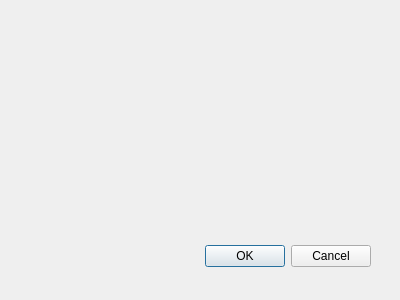
Marator2K07/LSTM_Text_Generator, file src/widgetpagesandbox/aboutlearningdatadialog.ui: the form before one commit.
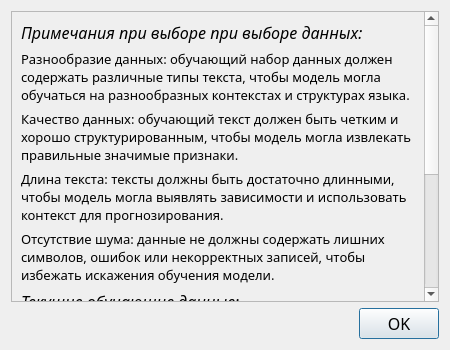
The form after the commit.

Commit message: Значительно отредактирован и дополнен дизайн виджета.

```diff
--- a/src/widgetpagesandbox/aboutlearningdatadialog.ui
+++ b/src/widgetpagesandbox/aboutlearningdatadialog.ui
@@ -8,29 +8,158 @@
    <rect>
     <x>0</x>
     <y>0</y>
-    <width>400</width>
-    <height>300</height>
+    <width>450</width>
+    <height>350</height>
    </rect>
   </property>
+  <property name="font">
+   <font>
+    <family>Segoe UI Light</family>
+    <pointsize>12</pointsize>
+   </font>
+  </property>
   <property name="windowTitle">
    <string>Dialog</string>
   </property>
-  <widget name="buttonBox" class="QDialogButtonBox">
-   <property name="geometry">
-    <rect>
-     <x>30</x>
-     <y>240</y>
-     <width>341</width>
-     <height>32</height>
-    </rect>
-   </property>
-   <property name="orientation">
-    <enum>Qt::Horizontal</enum>
-   </property>
-   <property name="standardButtons">
-    <set>QDialogButtonBox::Cancel|QDialogButtonBox::Ok</set>
-   </property>
-  </widget>
+  <layout class="QVBoxLayout" name="verticalLayout">
+   <item>
+    <widget class="QScrollArea" name="scrollArea">
+     <property name="widgetResizable">
+      <bool>true</bool>
+     </property>
+     <widget class="QWidget" name="scrollAreaWidgetContents">
+      <property name="geometry">
+       <rect>
+        <x>0</x>
+        <y>-135</y>
+        <width>413</width>
+        <height>492</height>
+       </rect>
+      </property>
+      <layout class="QVBoxLayout" name="verticalLayout_2">
+       <item>
+        <widget class="QLabel" name="notesOnSelectionHeaderLabel">
+         <property name="font">
+          <font>
+           <family>Segoe UI Light</family>
+           <pointsize>12</pointsize>
+           <italic>true</italic>
+          </font>
+         </property>
+         <property name="text">
+          <string>Примечания при выборе при выборе данных: </string>
+         </property>
+        </widget>
+       </item>
+       <item>
+        <widget class="QLabel" name="noteOnSelectionInfo1Label">
+         <property name="font">
+          <font>
+           <family>Segoe UI Light</family>
+           <pointsize>10</pointsize>
+          </font>
+         </property>
+         <property name="text">
+          <string>Разнообразие данных: обучающий набор данных должен содержать различные типы текста, чтобы модель могла обучаться на разнообразных контекстах и структурах языка.</string>
+         </property>
+         <property name="wordWrap">
+          <bool>true</bool>
+         </property>
+        </widget>
+       </item>
+       <item>
+        <widget class="QLabel" name="noteOnSelectionInfo2Label">
+         <property name="font">
+          <font>
+           <family>Segoe UI Light</family>
+           <pointsize>10</pointsize>
+          </font>
+         </property>
+         <property name="text">
+          <string>Качество данных: обучающий текст должен быть четким и хорошо структурированным, чтобы модель могла извлекать правильные значимые признаки.</string>
+         </property>
+         <property name="wordWrap">
+          <bool>true</bool>
+         </property>
+        </widget>
+       </item>
+       <item>
+        <widget class="QLabel" name="noteOnSelectionInfo3Label">
+         <property name="font">
+          <font>
+           <family>Segoe UI Light</family>
+           <pointsize>10</pointsize>
+          </font>
+         </property>
+         <property name="text">
+          <string>Длина текста: тексты должны быть достаточно длинными, чтобы модель могла выявлять зависимости и использовать контекст для прогнозирования.</string>
+         </property>
+         <property name="wordWrap">
+          <bool>true</bool>
+         </property>
+        </widget>
+       </item>
+       <item>
+        <widget class="QLabel" name="noteOnSelectionInfo4Label">
+         <property name="font">
+          <font>
+           <family>Segoe UI Light</family>
+           <pointsize>10</pointsize>
+          </font>
+         </property>
+         <property name="text">
+          <string>Отсутствие шума: данные не должны содержать лишних символов, ошибок или некорректных записей, чтобы избежать искажения обучения модели.</string>
+         </property>
+         <property name="wordWrap">
+          <bool>true</bool>
+         </property>
+        </widget>
+       </item>
+       <item>
+        <widget class="QLabel" name="curLearningDataHeaderLabel">
+         <property name="font">
+          <font>
+           <family>Segoe UI Light</family>
+           <pointsize>12</pointsize>
+           <italic>true</italic>
+          </font>
+         </property>
+         <property name="text">
+          <string>Текущие обучающие данные:</string>
+         </property>
+        </widget>
+       </item>
+       <item>
+        <widget class="QPlainTextEdit" name="learningDataTextEdit">
+         <property name="font">
+          <font>
+           <family>Segoe UI Light</family>
+           <pointsize>10</pointsize>
+          </font>
+         </property>
+         <property name="textInteractionFlags">
+          <set>Qt::LinksAccessibleByKeyboard|Qt::LinksAccessibleByMouse|Qt::TextBrowserInteraction|Qt::TextSelectableByKeyboard|Qt::TextSelectableByMouse</set>
+         </property>
+        </widget>
+       </item>
+      </layout>
+     </widget>
+    </widget>
+   </item>
+   <item>
+    <widget class="QDialogButtonBox" name="buttonBox">
+     <property name="font">
+      <font>
+       <family>Bahnschrift SemiCondensed</family>
+       <pointsize>12</pointsize>
+      </font>
+     </property>
+     <property name="standardButtons">
+      <set>QDialogButtonBox::Ok</set>
+     </property>
+    </widget>
+   </item>
+  </layout>
  </widget>
  <pixmapfunction/>
  <resources/>
```
Left out of the diff: 44 changed lines with no effect on the pictures.
